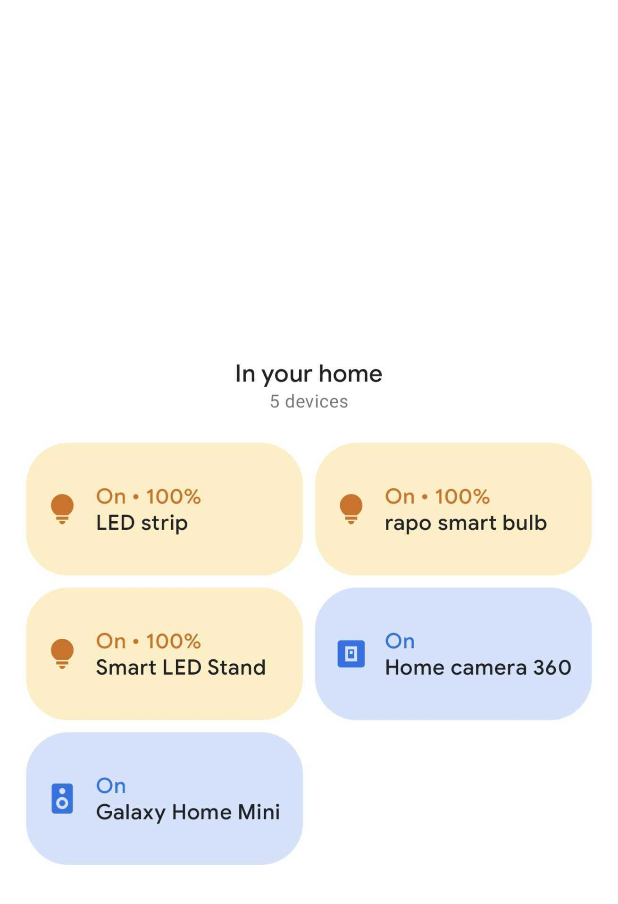
After one commit to hayannoon/Fluid_IoT_V2, an Android app: the GoogleHomeMain screen opened directly, with no data from a screen before it, on a phone screen of 412 x 824 dp. The commit adds this screen. Shown: the top 904 px of the screen. Run offline under Robolectric (Android 15) with nearby library versions, the phone set to English and light mode, and no system bars.

Commit message:
add google-home-page

```diff
--- a/app/src/main/AndroidManifest.xml
+++ b/app/src/main/AndroidManifest.xml
@@ -37,5 +37,6 @@
         <activity android:name=".ManageConfigurationDetail"></activity>
         <activity android:name=".ManageIdDetail"></activity>
         <activity android:name=".DebuggingActivity"></activity>
+        <activity android:name=".GoogleHomeMain"></activity>
     </application>
 </manifest>
--- /dev/null
+++ b/app/src/main/java/com/example/iot_master_prototype/GoogleHomeMain.java
@@ -0,0 +1,74 @@
+package com.example.iot_master_prototype;
+
+import android.app.Activity;
+import android.os.Bundle;
+import android.util.Log;
+import android.view.View;
+import android.widget.Button;
+
+
+public class GoogleHomeMain extends Activity {
+
+    final static String GOOGLE_HOME_DEGUGGING_TAG = "IoT_Google_Home_Main";
+
+    @Override
+    protected void onCreate(Bundle savedInstanceState) {
+        super.onCreate(savedInstanceState);
+        setContentView(R.layout.google_home_main);
+
+        Button ledStripButton = (Button) findViewById(R.id.LED_strip_button);
+        ledStripButton.setOnClickListener(new View.OnClickListener(){
+
+            @Override
+            public void onClick(View v) {
+                Log.d(GOOGLE_HOME_DEGUGGING_TAG,"click LED!");
+                //DO SOmetihng!!!
+            }
+        });
+
+
+        Button rapoBulbButton = (Button) findViewById(R.id.rapo_smart_bulb_button);
+        rapoBulbButton.setOnClickListener(new View.OnClickListener(){
+
+            @Override
+            public void onClick(View v) {
+                Log.d(GOOGLE_HOME_DEGUGGING_TAG,"click Rapo Bulb!");
+                //DO SOmetihng!!!
+            }
+        });
+
+
+        Button smartLEDStandButon = (Button) findViewById(R.id.smart_led_stand_button);
+        smartLEDStandButon.setOnClickListener(new View.OnClickListener(){
+
+            @Override
+            public void onClick(View v) {
+                Log.d(GOOGLE_HOME_DEGUGGING_TAG,"click LED STAND!");
+                //DO SOmetihng!!!
+            }
+        });
+
+
+        Button homeCameraButton = (Button) findViewById(R.id.home_camera_button);
+        homeCameraButton.setOnClickListener(new View.OnClickListener(){
+
+            @Override
+            public void onClick(View v) {
+                Log.d(GOOGLE_HOME_DEGUGGING_TAG,"click Camera!");
+                //DO SOmetihng!!!
+            }
+        });
+
+
+        Button speakerButton = (Button) findViewById(R.id.galaxy_home_mini_button);
+        speakerButton.setOnClickListener(new View.OnClickListener(){
+
+            @Override
+            public void onClick(View v) {
+                Log.d(GOOGLE_HOME_DEGUGGING_TAG,"click Speaker!");
+                //DO SOmetihng!!!
+            }
+        });
+
+    }
+}
--- a/app/src/main/java/com/example/iot_master_prototype/MainActivity.java
+++ b/app/src/main/java/com/example/iot_master_prototype/MainActivity.java
@@ -107,10 +107,6 @@ public class MainActivity extends AppCompatActivity {
 
 
 
-
-
-
-
         Button forDebuggingButton = (Button) findViewById(R.id.for_debugging);
         forDebuggingButton.setOnClickListener(new View.OnClickListener() {
             @Override
@@ -122,7 +118,16 @@ public class MainActivity extends AppCompatActivity {
         });
 
 
+        Button detailSettingButton = (Button) findViewById(R.id.detail_setting_button);
+        detailSettingButton.setOnClickListener(new View.OnClickListener(){
 
+            @Override
+            public void onClick(View v) {
+                Log.d(DEBUGGING_TAG, "go to google home activity!");
+                Intent intent = new Intent(getApplicationContext(), GoogleHomeMain.class);
+                startActivity(intent);
+            }
+        });
 
 
 
--- a/app/src/main/res/layout/activity_main.xml
+++ b/app/src/main/res/layout/activity_main.xml
@@ -31,4 +31,10 @@
         android:layout_height="wrap_content"
         android:text="for debugging" />
 
+    <Button
+        android:id="@+id/detail_setting_button"
+        android:layout_width="match_parent"
+        android:layout_height="wrap_content"
+        android:text="detail setting" />
+
 </LinearLayout>
--- /dev/null
+++ b/app/src/main/res/layout/google_home_main.xml
@@ -0,0 +1,66 @@
+<?xml version="1.0" encoding="utf-8"?>
+<androidx.constraintlayout.widget.ConstraintLayout xmlns:android="http://schemas.android.com/apk/res/android"
+    xmlns:app="http://schemas.android.com/apk/res-auto"
+    xmlns:tools="http://schemas.android.com/tools"
+    android:layout_width="match_parent"
+    android:layout_height="match_parent">
+
+    <ImageView
+        android:id="@+id/imageView4"
+        android:layout_width="wrap_content"
+        android:layout_height="wrap_content"
+        android:src="@drawable/googlehome_main"
+        app:layout_constraintEnd_toEndOf="parent"
+        app:layout_constraintStart_toStartOf="parent"
+        app:layout_constraintTop_toTopOf="parent"
+         />
+
+    <Button
+        android:id="@+id/LED_strip_button"
+        android:layout_width="183dp"
+        android:layout_height="85dp"
+        android:layout_marginStart="24dp"
+        android:layout_marginTop="64dp"
+        app:layout_constraintStart_toStartOf="parent"
+        app:layout_constraintTop_toTopOf="parent"
+        android:background="#00ff0000"/>
+
+    <Button
+        android:id="@+id/rapo_smart_bulb_button"
+        android:layout_width="181dp"
+        android:layout_height="82dp"
+        android:layout_marginStart="12dp"
+        android:layout_marginTop="68dp"
+        android:background="#00ff0000"
+        app:layout_constraintStart_toEndOf="@+id/LED_strip_button"
+        app:layout_constraintTop_toTopOf="parent" />
+
+    <Button
+        android:id="@+id/smart_led_stand_button"
+        android:layout_width="182dp"
+        android:layout_height="91dp"
+        android:layout_marginStart="24dp"
+        android:layout_marginTop="12dp"
+        android:background="#00ff0000"
+        app:layout_constraintStart_toStartOf="parent"
+        app:layout_constraintTop_toBottomOf="@+id/LED_strip_button" />
+
+    <Button
+        android:id="@+id/home_camera_button"
+        android:layout_width="182dp"
+        android:layout_height="84dp"
+        android:layout_marginStart="12dp"
+        android:layout_marginTop="12dp"
+        android:background="#00ff0000"
+        app:layout_constraintStart_toEndOf="@+id/smart_led_stand_button"
+        app:layout_constraintTop_toBottomOf="@+id/rapo_smart_bulb_button" />
+
+    <Button
+        android:id="@+id/galaxy_home_mini_button"
+        android:layout_width="192dp"
+        android:layout_height="85dp"
+        android:layout_marginStart="16dp"
+        android:background="#00ff0000"
+        app:layout_constraintStart_toStartOf="parent"
+        app:layout_constraintTop_toBottomOf="@+id/smart_led_stand_button" />
+</androidx.constraintlayout.widget.ConstraintLayout>
```
Also changed, not shown: app/src/main/res/drawable-nodpi/googlehome_main.jpg (added), app/src/main/res/drawable-nodpi/speaker_specific.png (added), 1 other file.
